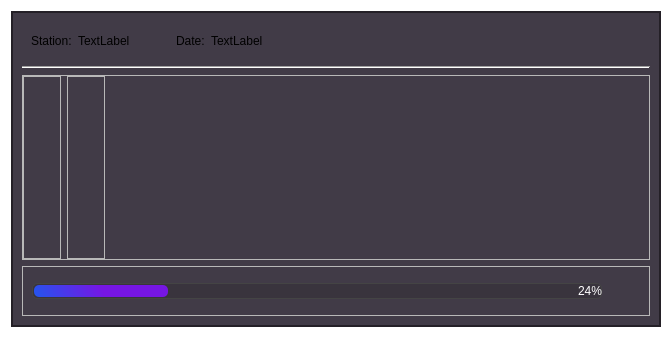
Above: UIFiles/stationDownloadUI.ui from amirhossein-mlkz/railProject_server before the change. Below: the same form after it.
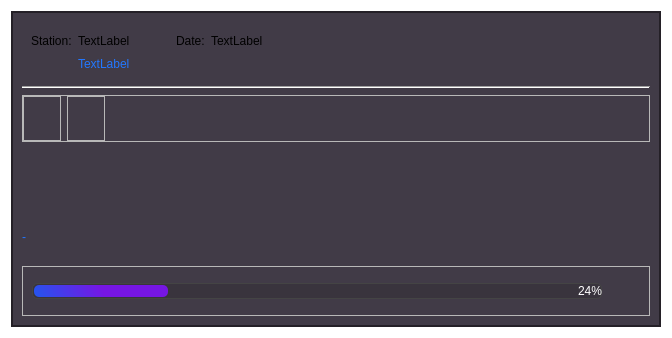
That is the form after the change. Icons and pictures are not drawn. Custom widgets are drawn as their Qt base class.

Commit message: Fast Export + complete download

What changed in the file:
```diff
--- a/UIFiles/stationDownloadUI.ui
+++ b/UIFiles/stationDownloadUI.ui
@@ -132,6 +132,16 @@
            </property>
           </widget>
          </item>
+         <item row="1" column="1">
+          <widget class="QLabel" name="refresh_image_database_log_2">
+           <property name="styleSheet">
+            <string notr="true">color: rgb(34, 119, 255);</string>
+           </property>
+           <property name="text">
+            <string>TextLabel</string>
+           </property>
+          </widget>
+         </item>
         </layout>
        </widget>
       </item>
@@ -222,6 +232,35 @@
         </layout>
        </widget>
       </item>
+      <item>
+       <widget class="MessageWidget" name="download_message" native="true">
+        <property name="minimumSize">
+         <size>
+          <width>0</width>
+          <height>60</height>
+         </size>
+        </property>
+        <property name="maximumSize">
+         <size>
+          <width>16777215</width>
+          <height>60</height>
+         </size>
+        </property>
+        <property name="styleSheet">
+         <string notr="true"/>
+        </property>
+       </widget>
+      </item>
+      <item>
+       <widget class="QLabel" name="msg_lbl">
+        <property name="styleSheet">
+         <string notr="true">color: rgb(34, 119, 255);</string>
+        </property>
+        <property name="text">
+         <string>-</string>
+        </property>
+       </widget>
+      </item>
       <item>
        <widget class="QFrame" name="frame">
         <property name="minimumSize">
@@ -312,6 +351,14 @@
    </item>
   </layout>
  </widget>
+ <customwidgets>
+  <customwidget>
+   <class>MessageWidget</class>
+   <extends>QWidget</extends>
+   <header>uiUtils.GUIComponents.h</header>
+   <container>1</container>
+  </customwidget>
+ </customwidgets>
  <resources>
   <include location="../assets.qrc"/>
  </resources>
```
Left out of the diff: 40 changed lines with no effect on the pictures. The commit also changes 31 other files.
